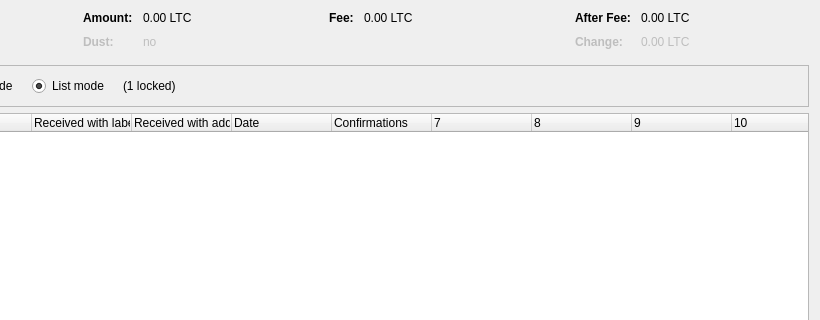
Above: src/qt/forms/coincontroldialog.ui from goldcoin/goldcoin before the change; both pictures show x 180 to 1000 and y 0 to 320 of the 1000 by 500 pixel window. Below: the same form after it.
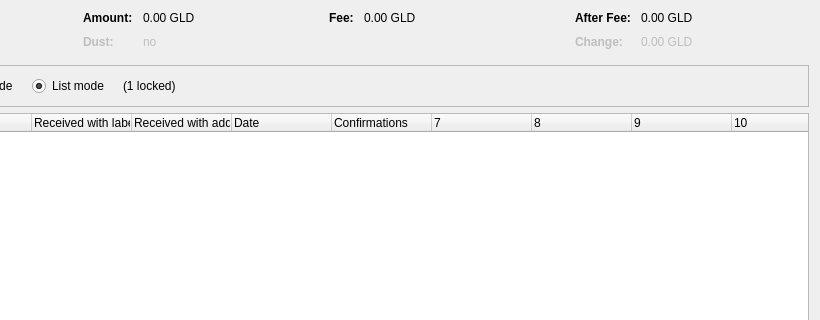
That is the form after the change. Custom widgets are drawn as their Qt base class.

Patch:
```diff
--- a/src/qt/forms/coincontroldialog.ui
+++ b/src/qt/forms/coincontroldialog.ui
@@ -132,7 +132,7 @@
           <enum>Qt::ActionsContextMenu</enum>
          </property>
          <property name="text">
-          <string notr="true">0.00 LTC</string>
+          <string notr="true">0.00 GLD</string>
          </property>
          <property name="textInteractionFlags">
           <set>Qt::LinksAccessibleByMouse|Qt::TextSelectableByKeyboard|Qt::TextSelectableByMouse</set>
@@ -212,7 +212,7 @@
           <enum>Qt::ActionsContextMenu</enum>
          </property>
          <property name="text">
-          <string notr="true">0.00 LTC</string>
+          <string notr="true">0.00 GLD</string>
          </property>
          <property name="textInteractionFlags">
           <set>Qt::LinksAccessibleByMouse|Qt::TextSelectableByKeyboard|Qt::TextSelectableByMouse</set>
@@ -257,7 +257,7 @@
           <enum>Qt::ActionsContextMenu</enum>
          </property>
          <property name="text">
-          <string notr="true">0.00 LTC</string>
+          <string notr="true">0.00 GLD</string>
          </property>
          <property name="textInteractionFlags">
           <set>Qt::LinksAccessibleByMouse|Qt::TextSelectableByKeyboard|Qt::TextSelectableByMouse</set>
@@ -292,7 +292,7 @@
           <enum>Qt::ActionsContextMenu</enum>
          </property>
          <property name="text">
-          <string notr="true">0.00 LTC</string>
+          <string notr="true">0.00 GLD</string>
          </property>
          <property name="textInteractionFlags">
           <set>Qt::LinksAccessibleByMouse|Qt::TextSelectableByKeyboard|Qt::TextSelectableByMouse</set>
```
